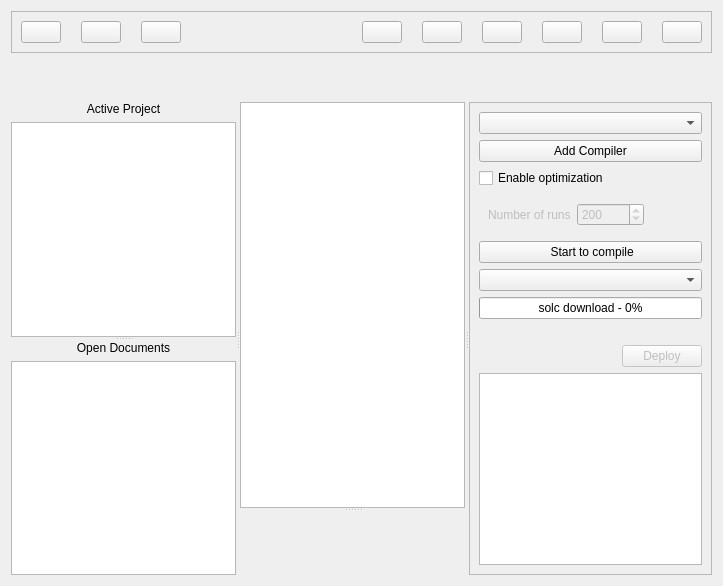
LUX-Core/Lux-Solidity-IDE, file editcontract.ui: the form before one commit.
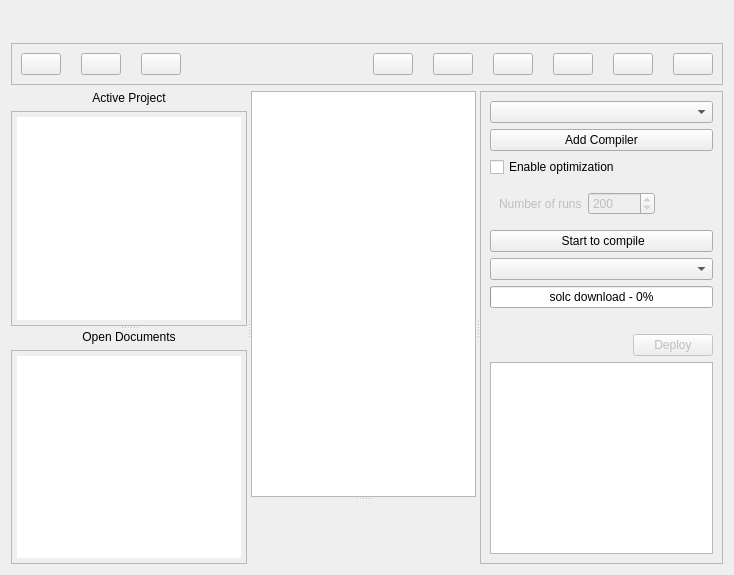
The form after the commit. Icons and pictures are not drawn. Custom widgets are drawn as their Qt base class.

Commit message: Design: dark style

Diff of the .ui file:
```diff
--- a/editcontract.ui
+++ b/editcontract.ui
@@ -6,8 +6,8 @@
    <rect>
     <x>0</x>
     <y>0</y>
-    <width>723</width>
-    <height>586</height>
+    <width>734</width>
+    <height>575</height>
    </rect>
   </property>
   <property name="minimumSize">
@@ -22,7 +22,23 @@
   <property name="styleSheet">
    <string notr="true"/>
   </property>
-  <layout class="QVBoxLayout" name="verticalLayout_5">
+  <layout class="QVBoxLayout" name="verticalLayout_6">
+   <property name="topMargin">
+    <number>2</number>
+   </property>
+   <item>
+    <widget class="QLabel" name="labelFileName">
+     <property name="text">
+      <string/>
+     </property>
+     <property name="textFormat">
+      <enum>Qt::PlainText</enum>
+     </property>
+     <property name="alignment">
+      <set>Qt::AlignCenter</set>
+     </property>
+    </widget>
+   </item>
    <item>
     <widget class="QFrame" name="toolsFrame">
      <property name="frameShape">
@@ -159,19 +175,6 @@
      </layout>
     </widget>
    </item>
-   <item>
-    <widget class="QLabel" name="labelFileName">
-     <property name="text">
-      <string/>
-     </property>
-     <property name="textFormat">
-      <enum>Qt::PlainText</enum>
-     </property>
-     <property name="alignment">
-      <set>Qt::AlignCenter</set>
-     </property>
-    </widget>
-   </item>
    <item>
     <widget class="QSplitter" name="splitterEditCode">
      <property name="orientation">
@@ -182,7 +185,7 @@
        <enum>Qt::Vertical</enum>
       </property>
       <widget class="QWidget" name="">
-       <layout class="QVBoxLayout" name="verticalLayout_3">
+       <layout class="QVBoxLayout" name="verticalLayout_5">
         <item>
          <widget class="QLabel" name="labelCurrentProjectTytle">
           <property name="text">
@@ -194,6 +197,27 @@
          </widget>
         </item>
         <item>
+         <widget class="QFrame" name="frameWidgetCurrentProject">
+          <property name="frameShape">
+           <enum>QFrame::StyledPanel</enum>
+          </property>
+          <property name="frameShadow">
+           <enum>QFrame::Raised</enum>
+          </property>
+          <layout class="QHBoxLayout" name="horizontalLayout_4">
+           <property name="leftMargin">
+            <number>5</number>
+           </property>
+           <property name="topMargin">
+            <number>5</number>
+           </property>
+           <property name="rightMargin">
+            <number>5</number>
+           </property>
+           <property name="bottomMargin">
+            <number>5</number>
+           </property>
+           <item>
          <widget class="QTreeWidget" name="treeWidgetCurrentProject">
           <property name="sizePolicy">
            <sizepolicy hsizetype="Preferred" vsizetype="Expanding">
@@ -207,6 +231,9 @@
             <height>0</height>
            </size>
           </property>
+             <property name="frameShape">
+              <enum>QFrame::NoFrame</enum>
+             </property>
           <attribute name="headerVisible">
            <bool>false</bool>
           </attribute>
@@ -228,6 +255,9 @@
         </item>
        </layout>
       </widget>
+        </item>
+       </layout>
+      </widget>
       <widget class="QWidget" name="">
        <layout class="QVBoxLayout" name="verticalLayout_4">
         <item>
@@ -241,6 +271,27 @@
          </widget>
         </item>
         <item>
+         <widget class="QFrame" name="frameAllOpenFiles">
+          <property name="frameShape">
+           <enum>QFrame::StyledPanel</enum>
+          </property>
+          <property name="frameShadow">
+           <enum>QFrame::Raised</enum>
+          </property>
+          <layout class="QVBoxLayout" name="verticalLayout_3">
+           <property name="leftMargin">
+            <number>5</number>
+           </property>
+           <property name="topMargin">
+            <number>5</number>
+           </property>
+           <property name="rightMargin">
+            <number>5</number>
+           </property>
+           <property name="bottomMargin">
+            <number>5</number>
+           </property>
+           <item>
          <widget class="QListView" name="listViewAllOpenFiles">
           <property name="sizePolicy">
            <sizepolicy hsizetype="Preferred" vsizetype="Expanding">
@@ -254,6 +305,12 @@
             <height>0</height>
            </size>
           </property>
+             <property name="frameShape">
+              <enum>QFrame::NoFrame</enum>
+             </property>
+            </widget>
+           </item>
+          </layout>
          </widget>
         </item>
        </layout>
```
Lines whose indentation alone changed are shown as unchanged. The commit also changes 1 other file.
